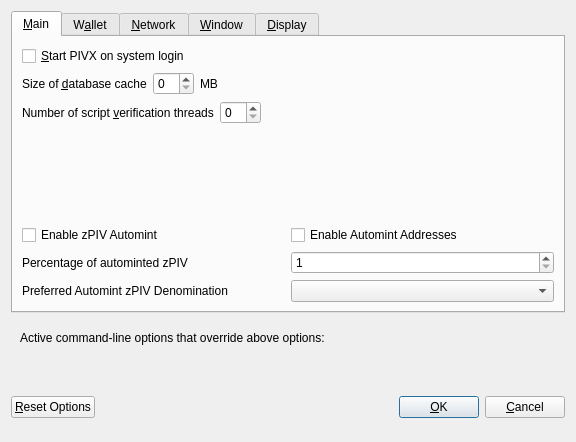
Before: the Qt Designer form src/qt/forms/optionsdialog.ui in Shawno0/GlobalSalaryCoin, drawn with Qt 5.
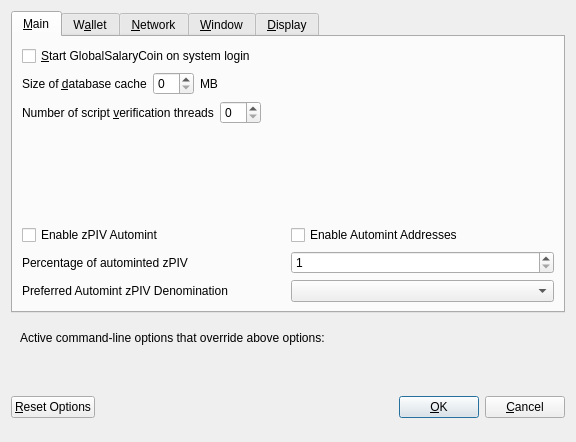
After: the same form once the commit is applied. Custom widgets are drawn as their Qt base class.

Commit message: Rename source files from PIVX to GlobalSalaryCoin

The edit to the form file:
```diff
--- a/src/qt/forms/optionsdialog.ui
+++ b/src/qt/forms/optionsdialog.ui
@@ -33,7 +33,7 @@
           <string>Automatically start PIVX after logging in to the system.</string>
          </property>
          <property name="text">
-          <string>&amp;Start PIVX on system login</string>
+          <string>&amp;Start GlobalSalaryCoin on system login</string>
          </property>
         </widget>
        </item>
```
Left out of the diff: 8 changed lines with no effect on the pictures. The commit also changes 511 other files.
